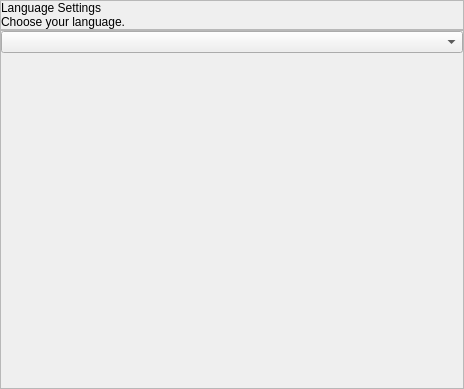
Old version of the form seospider/ui/language_settings_widget.ui in the repository andrascii/RiveSolutions_SEO_Spider.
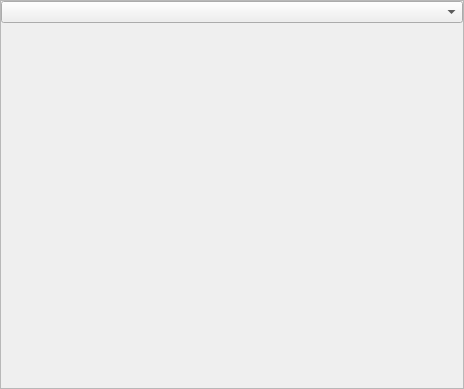
New version of the form.

```diff
--- a/seospider/ui/language_settings_widget.ui
+++ b/seospider/ui/language_settings_widget.ui
@@ -29,66 +29,6 @@
    <property name="bottomMargin">
     <number>0</number>
    </property>
-   <item>
-    <widget class="QFrame" name="headerFrame">
-     <property name="minimumSize">
-      <size>
-       <width>0</width>
-       <height>0</height>
-      </size>
-     </property>
-     <property name="maximumSize">
-      <size>
-       <width>16777215</width>
-       <height>16777215</height>
-      </size>
-     </property>
-     <property name="frameShape">
-      <enum>QFrame::StyledPanel</enum>
-     </property>
-     <property name="frameShadow">
-      <enum>QFrame::Raised</enum>
-     </property>
-     <layout class="QVBoxLayout" name="verticalLayout_2">
-      <property name="spacing">
-       <number>0</number>
-      </property>
-      <property name="leftMargin">
-       <number>0</number>
-      </property>
-      <property name="topMargin">
-       <number>0</number>
-      </property>
-      <property name="rightMargin">
-       <number>0</number>
-      </property>
-      <property name="bottomMargin">
-       <number>0</number>
-      </property>
-      <item>
-       <layout class="QVBoxLayout" name="verticalLayout">
-        <item>
-         <widget class="QLabel" name="headerName">
-          <property name="text">
-           <string>Language Settings</string>
-          </property>
-         </widget>
-        </item>
-        <item>
-         <widget class="QLabel" name="text">
-          <property name="text">
-           <string>Choose your language.</string>
-          </property>
-          <property name="wordWrap">
-           <bool>true</bool>
-          </property>
-         </widget>
-        </item>
-       </layout>
-      </item>
-     </layout>
-    </widget>
-   </item>
    <item>
     <widget class="QFrame" name="settingsFrame">
      <property name="frameShape">
```
